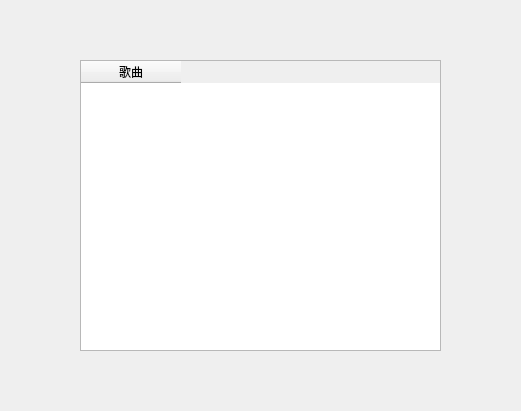
This is MusicPlayer/mainwindow.ui in lyquid617/MPG as Qt 5 draws it before an edit; both pictures show x 90 to 611 and y 170 to 581 of the 1200 by 800 pixel window. The edited form follows.
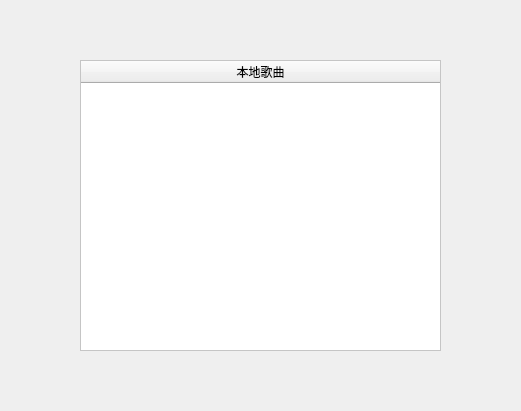
This is the edited form. Icons and pictures are not drawn.

Diff of the .ui file:
```diff
--- a/MusicPlayer/mainwindow.ui
+++ b/MusicPlayer/mainwindow.ui
@@ -222,18 +222,37 @@
       <verstretch>1</verstretch>
      </sizepolicy>
     </property>
-    <attribute name="horizontalHeaderCascadingSectionResizes">
-     <bool>false</bool>
+    <property name="styleSheet">
+     <string notr="true">QTableWidget{
+alternate-background-color:#E0E0E0;
+background:#FFFFFFFF;
+}
+
+QTableWidget::item:selected {
+background:#C0C0C0;               
+}
+QTableWidget::item:hover {
+background:#A0A0A0;               
+}</string>
+    </property>
+    <property name="alternatingRowColors">
+     <bool>true</bool>
+    </property>
+    <attribute name="horizontalHeaderDefaultSectionSize">
+     <number>100</number>
     </attribute>
-    <attribute name="verticalHeaderCascadingSectionResizes">
-     <bool>false</bool>
+    <attribute name="horizontalHeaderStretchLastSection">
+     <bool>true</bool>
+    </attribute>
+    <attribute name="verticalHeaderDefaultSectionSize">
+     <number>30</number>
     </attribute>
     <attribute name="verticalHeaderStretchLastSection">
-     <bool>true</bool>
+     <bool>false</bool>
     </attribute>
     <column>
      <property name="text">
-      <string>歌曲</string>
+      <string>本地歌曲</string>
      </property>
     </column>
    </widget>
```
